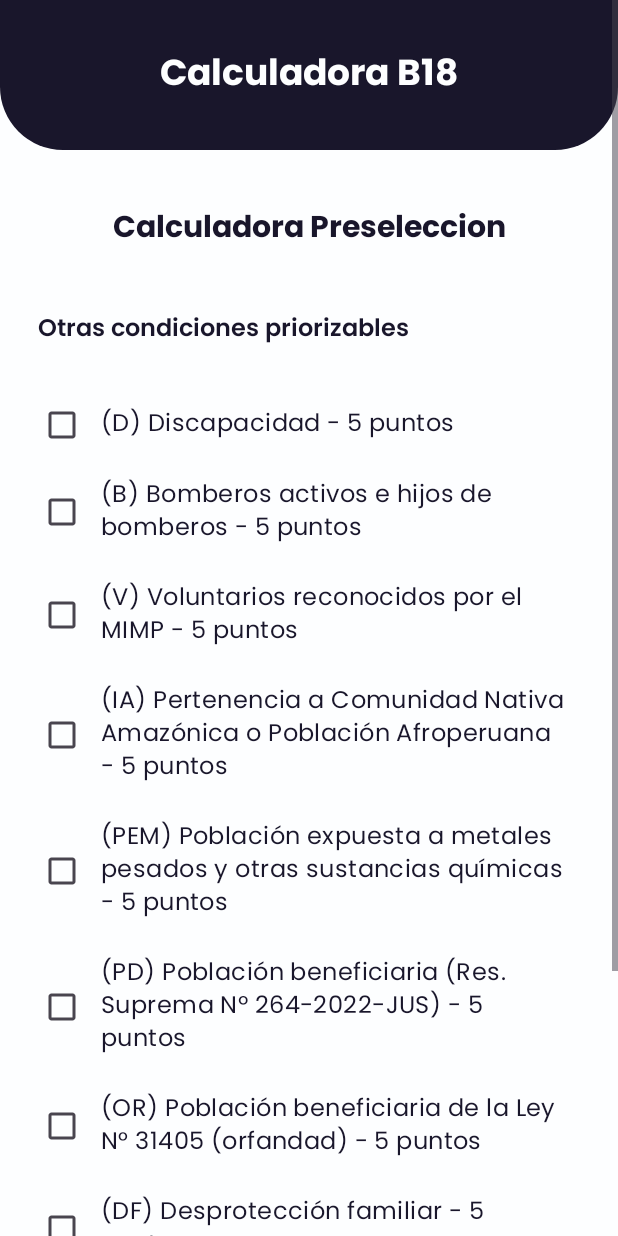
After one commit to JuffytoSegovia/Beca18calculatorprueba, an Android app: the PrePagThreeActivity screen opened directly, with no data from a screen before it, on a phone screen of 412 x 824 dp. The commit adds this screen. Run offline under Robolectric (Android 15) with nearby library versions, the phone set to English and light mode, and no system bars.

Commit message:
Calculadora Preseleccion Pag.3

```diff
--- a/app/src/main/AndroidManifest.xml
+++ b/app/src/main/AndroidManifest.xml
@@ -12,6 +12,9 @@
         android:supportsRtl="true"
         android:theme="@style/Theme.Beca18Calculator"
         tools:targetApi="31">
+        <activity
+            android:name=".PrePagThreeActivity"
+            android:exported="false" />
         <activity
             android:name=".PrePagTwoActivity"
             android:exported="false" />
--- /dev/null
+++ b/app/src/main/java/com/example/beca18calculator/PrePagThreeActivity.kt
@@ -0,0 +1,14 @@
+package com.example.beca18calculator
+
+import android.os.Bundle
+import androidx.activity.enableEdgeToEdge
+import androidx.appcompat.app.AppCompatActivity
+import androidx.core.view.ViewCompat
+import androidx.core.view.WindowInsetsCompat
+
+class PrePagThreeActivity : AppCompatActivity() {
+    override fun onCreate(savedInstanceState: Bundle?) {
+        super.onCreate(savedInstanceState)
+        setContentView(R.layout.activity_pre_pag_three)
+    }
+}
--- a/app/src/main/java/com/example/beca18calculator/PrePagTwoActivity.kt
+++ b/app/src/main/java/com/example/beca18calculator/PrePagTwoActivity.kt
@@ -1,5 +1,6 @@
 package com.example.beca18calculator
 
+import android.content.Intent
 import android.os.Bundle
 import androidx.appcompat.app.AppCompatActivity
 import com.example.beca18calculator.databinding.ActivityPrePagTwoBinding
@@ -11,5 +12,9 @@ class PrePagTwoActivity : AppCompatActivity() {
         binding = ActivityPrePagTwoBinding.inflate(layoutInflater)
         setContentView(binding.root)
 
+        binding.nextPagF.setOnClickListener{
+            startActivity(Intent(this@PrePagTwoActivity, PrePagThreeActivity::class.java))
+        }
+
     }
 }
--- /dev/null
+++ b/app/src/main/res/layout/activity_pre_pag_three.xml
@@ -0,0 +1,208 @@
+<?xml version="1.0" encoding="utf-8"?>
+<androidx.constraintlayout.widget.ConstraintLayout xmlns:android="http://schemas.android.com/apk/res/android"
+    xmlns:app="http://schemas.android.com/apk/res-auto"
+    xmlns:tools="http://schemas.android.com/tools"
+    android:id="@+id/main"
+    android:layout_width="match_parent"
+    android:layout_height="match_parent"
+    tools:context=".PrePagThreeActivity">
+
+    <ScrollView
+        android:layout_width="match_parent"
+        android:layout_height="match_parent">
+
+        <LinearLayout
+            android:layout_width="match_parent"
+            android:layout_height="wrap_content"
+            android:background="@color/white"
+            android:orientation="vertical">
+
+            <LinearLayout
+                android:layout_width="match_parent"
+                android:layout_height="100dp"
+                android:layout_marginBottom="10dp"
+                android:background="@drawable/black_bg_top"
+                android:orientation="vertical">
+
+                <TextView
+                    android:id="@+id/textView4"
+                    android:layout_width="match_parent"
+                    android:layout_height="match_parent"
+                    android:fontFamily="@font/poppins_bold"
+                    android:paddingTop="30dp"
+                    android:text="@string/appName"
+                    android:textAlignment="center"
+                    android:textColor="@color/white"
+                    android:textSize="24sp" />
+            </LinearLayout>
+
+            <LinearLayout
+                android:layout_width="match_parent"
+                android:layout_height="match_parent"
+                android:layout_margin="25dp"
+                android:orientation="vertical">
+
+                <TextView
+                    android:id="@+id/textView16"
+                    android:layout_width="match_parent"
+                    android:layout_height="wrap_content"
+                    android:layout_marginBottom="35dp"
+                    android:fontFamily="@font/poppins_bold"
+                    android:text="@string/preTitulo"
+                    android:textAlignment="center"
+                    android:textColor="@color/black"
+                    android:textSize="20sp" />
+
+                <TextView
+                    android:id="@+id/textView15"
+                    android:layout_width="match_parent"
+                    android:layout_height="wrap_content"
+                    android:layout_marginBottom="25dp"
+                    android:fontFamily="@font/poppins_semibold"
+                    android:text="@string/conPri"
+                    android:textColor="@color/black"
+                    android:textSize="16sp" />
+
+                <CheckBox
+                    android:id="@+id/checkBox"
+                    android:layout_width="match_parent"
+                    android:layout_height="wrap_content"
+                    android:fontFamily="@font/poppins_regular"
+                    android:padding="10dp"
+                    android:text="@string/conPriOpc1"
+                    android:textColor="@color/black"
+                    android:textSize="16sp" />
+
+                <CheckBox
+                    android:id="@+id/checkBox2"
+                    android:layout_width="match_parent"
+                    android:layout_height="wrap_content"
+                    android:fontFamily="@font/poppins_regular"
+                    android:padding="10dp"
+                    android:text="@string/conPriOpc2"
+                    android:textColor="@color/black"
+                    android:textSize="16sp" />
+
+                <CheckBox
+                    android:id="@+id/checkBox3"
+                    android:layout_width="match_parent"
+                    android:layout_height="wrap_content"
+                    android:fontFamily="@font/poppins_regular"
+                    android:padding="10dp"
+                    android:text="@string/conPriOpc3"
+                    android:textColor="@color/black"
+                    android:textSize="16sp" />
+
+                <CheckBox
+                    android:id="@+id/checkBox4"
+                    android:layout_width="match_parent"
+                    android:layout_height="wrap_content"
+                    android:fontFamily="@font/poppins_regular"
+                    android:padding="10dp"
+                    android:text="@string/conPriOpc4"
+                    android:textColor="@color/black"
+                    android:textSize="16sp" />
+
+                <CheckBox
+                    android:id="@+id/checkBox5"
+                    android:layout_width="match_parent"
+                    android:layout_height="wrap_content"
+                    android:fontFamily="@font/poppins_regular"
+                    android:padding="10dp"
+                    android:text="@string/conPriOpc5"
+                    android:textColor="@color/black"
+                    android:textSize="16sp" />
+
+                <CheckBox
+                    android:id="@+id/checkBox6"
+                    android:layout_width="match_parent"
+                    android:layout_height="wrap_content"
+                    android:fontFamily="@font/poppins_regular"
+                    android:padding="10dp"
+                    android:text="@string/conPriOpc6"
+                    android:textColor="@color/black"
+                    android:textSize="16sp" />
+
+                <CheckBox
+                    android:id="@+id/checkBox7"
+                    android:layout_width="match_parent"
+                    android:layout_height="wrap_content"
+                    android:fontFamily="@font/poppins_regular"
+                    android:padding="10dp"
+                    android:text="@string/conPriOpc7"
+                    android:textColor="@color/black"
+                    android:textSize="16sp" />
+
+                <CheckBox
+                    android:id="@+id/checkBox8"
+                    android:layout_width="match_parent"
+                    android:layout_height="wrap_content"
+                    android:fontFamily="@font/poppins_regular"
+                    android:padding="10dp"
+                    android:text="@string/conPriOpc8"
+                    android:textColor="@color/black"
+                    android:textSize="16sp" />
+
+                <CheckBox
+                    android:id="@+id/checkBox9"
+                    android:layout_width="match_parent"
+                    android:layout_height="wrap_content"
+                    android:fontFamily="@font/poppins_regular"
+                    android:padding="10dp"
+                    android:text="@string/conPriOpc9"
+                    android:textColor="@color/black"
+                    android:textSize="16sp" />
+
+                <LinearLayout
+                    android:layout_width="match_parent"
+                    android:layout_height="match_parent"
+                    android:layout_marginTop="25dp"
+                    android:layout_marginBottom="15dp"
+                    android:orientation="horizontal">
+
+                    <LinearLayout
+                        android:layout_width="140dp"
+                        android:layout_height="match_parent"
+                        android:layout_marginStart="25dp"
+                        android:orientation="horizontal">
+
+                        <ImageView
+                            android:id="@+id/gFPagOne"
+                            android:layout_width="wrap_content"
+                            android:layout_height="60dp"
+                            android:layout_weight="1"
+                            android:contentDescription="@string/dot"
+                            app:srcCompat="@drawable/dot_black" />
+
+                        <ImageView
+                            android:id="@+id/gFPagTwo"
+                            android:layout_width="wrap_content"
+                            android:layout_height="60dp"
+                            android:layout_weight="1"
+                            android:contentDescription="@string/dot"
+                            app:srcCompat="@drawable/dot_black" />
+
+                        <ImageView
+                            android:id="@+id/gFPagThree"
+                            android:layout_width="wrap_content"
+                            android:layout_height="60dp"
+                            android:layout_weight="1"
+                            android:contentDescription="@string/dot"
+                            app:srcCompat="@drawable/dot_orange" />
+                    </LinearLayout>
+
+                    <ImageView
+                        android:id="@+id/nextPagF"
+                        android:layout_width="0dp"
+                        android:layout_height="60dp"
+                        android:layout_marginStart="80dp"
+                        android:layout_weight="1"
+                        android:contentDescription="@string/arrow"
+                        app:srcCompat="@drawable/check" />
+
+                </LinearLayout>
+            </LinearLayout>
+
+        </LinearLayout>
+    </ScrollView>
+</androidx.constraintlayout.widget.ConstraintLayout>
--- a/app/src/main/res/values/strings.xml
+++ b/app/src/main/res/values/strings.xml
@@ -45,5 +45,15 @@
     <string name="actExtOpc3">(JD) Juegos Deportivos Escolares (1°, 2º o 3° puesto en Etapa Nacional) - 5 puntos</string>
     <string name="actExtOpc4">(JDP) Participación en la Etapa Nacional de los Juegos Deportivos Escolares Nacionales - 2 puntos</string>
 
+    <string name="conPri">Otras condiciones priorizables </string>
+    <string name="conPriOpc1">(D) Discapacidad - 5 puntos</string>
+    <string name="conPriOpc2">(B) Bomberos activos e hijos de bomberos - 5 puntos</string>
+    <string name="conPriOpc3">(V) Voluntarios reconocidos por el MIMP - 5 puntos</string>
+    <string name="conPriOpc4">(IA) Pertenencia a Comunidad Nativa Amazónica o Población Afroperuana - 5 puntos</string>
+    <string name="conPriOpc5">(PEM) Población expuesta a metales pesados y otras sustancias químicas - 5 puntos</string>
+    <string name="conPriOpc6">(PD) Población beneficiaria (Res. Suprema Nº 264-2022-JUS) - 5 puntos</string>
+    <string name="conPriOpc7">(OR) Población beneficiaria de la Ley N° 31405 (orfandad) - 5 puntos</string>
+    <string name="conPriOpc8">(DF) Desprotección familiar - 5 puntos</string>
+    <string name="conPriOpc9">(ACS) Agente Comunitario de Salud - 5 puntos</string>
 
 </resources>
```
